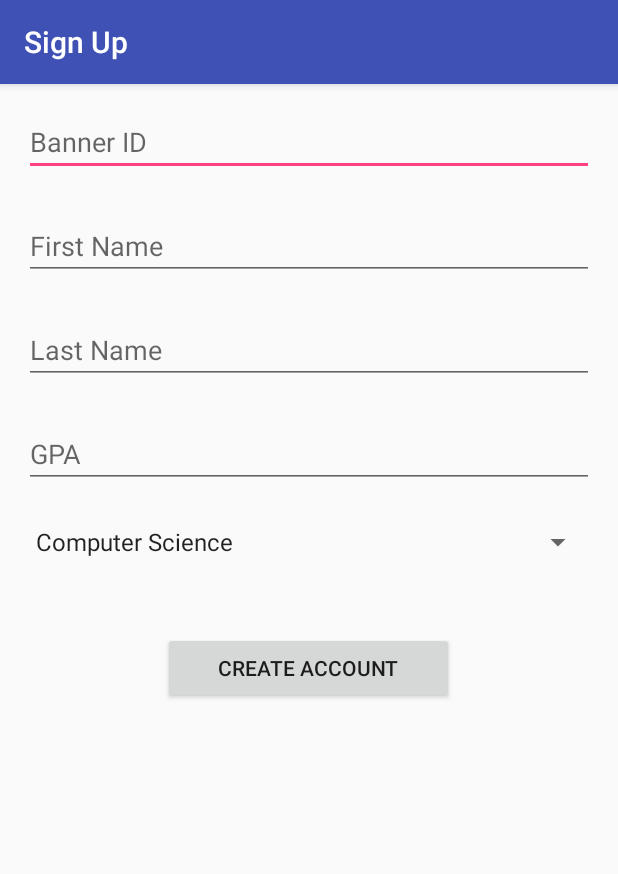
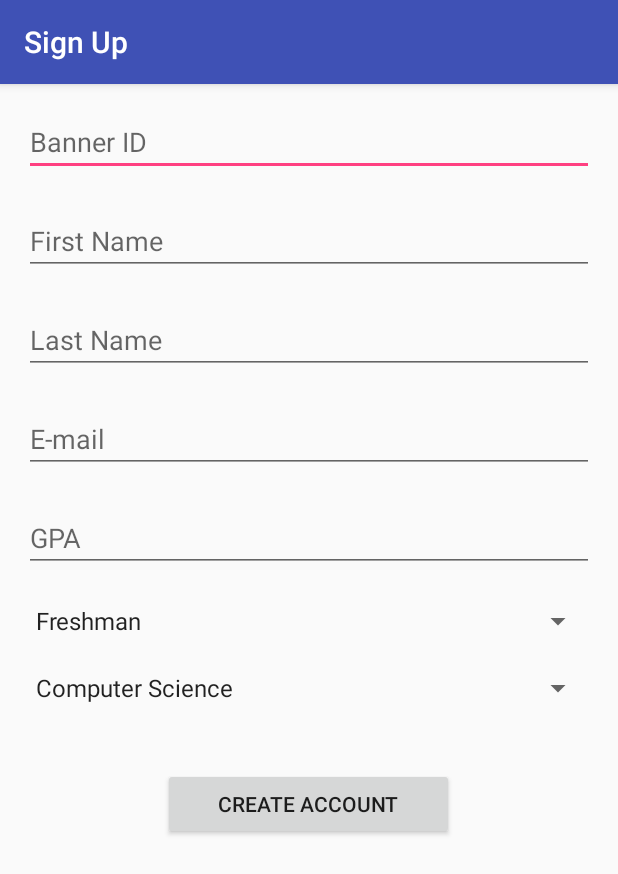
Before and after one commit to mapage2/aggiesoop, an Android app: the SignupActivity screen opened directly, with no data from a screen before it, after a tap on "CREATE ACCOUNT", on a phone screen of 412 x 824 dp. Shown: the top 874 px of the screen. Run offline under Robolectric (Android 15) with nearby library versions, the phone set to English and light mode, and no system bars; 2 statements that could not run were skipped.

Commit message:
1. Added email and classification field to signup 2. updated db helper class to push the two new fields

```diff
--- a/app/src/main/java/com/example/amasio/testapplication/DatabaseController.java
+++ b/app/src/main/java/com/example/amasio/testapplication/DatabaseController.java
@@ -16,8 +16,10 @@ public class DatabaseController extends SQLiteOpenHelper {
     public static final String COL_2 = "BANNER_ID";
     public static final String COL_3 = "FIRST_NAME";
     public static final String COL_4 = "LAST_NAME";
-    public static final String COL_5 = "GPA";
-    public static final String COL_6 = "MAJOR";
+    public static final String COL_5 = "EMAIL";
+    public static final String COL_6 = "GPA";
+    public static final String COL_7 = "CLASSIFICATION";
+    public static final String COL_8 = "MAJOR";
 
     public DatabaseController(Context context) {
         super(context, DATABASE_NAME, null, 1);
@@ -26,28 +28,31 @@ public class DatabaseController extends SQLiteOpenHelper {
 
     @Override
     public void onCreate(SQLiteDatabase db) {
-        db.execSQL("CREATE TABLE " + TABLE_NAME + "(ID INTEGER AUTOINCREMENT, BANNER_ID INTEGER PRIMARY KEY, " +
-                "FIRST_NAME TEXT, LAST_NAME TEXT, GPA DOUBLE, MAJOR TEXT);");
+        db.execSQL("CREATE TABLE " + TABLE_NAME + "(ID INTEGER PRIMARY KEY AUTOINCREMENT, BANNER_ID INTEGER, " +
+                "FIRST_NAME TEXT, LAST_NAME TEXT, EMAIL TEXT, GPA DOUBLE, CLASSIFICATION TEXT, MAJOR TEXT);");
 
     }
 
     @Override
     public void onUpgrade(SQLiteDatabase db, int oldVersion, int newVersion) {
 
+
         db.execSQL("DROP TABLE IF EXISTS "+TABLE_NAME);
         onCreate(db);
     }
 
-    public boolean insertStudent(int bannerId, String firstName, String lastName, double gpa, String major){
-
-        SQLiteDatabase db = this.getWritableDatabase();
+    public boolean insertStudent(int bannerId, String firstName, String lastName, String email,
+                                 double gpa, String classification, String major){
 
         ContentValues cv = new ContentValues();
         cv.put(COL_2, bannerId);
         cv.put(COL_3, firstName);
         cv.put(COL_4, lastName);
-        cv.put(COL_5, gpa);
-        cv.put(COL_6, major);
+        cv.put(COL_5, email);
+        cv.put(COL_6, gpa);
+        cv.put(COL_7, classification);
+        cv.put(COL_8, major);
+        SQLiteDatabase db = this.getWritableDatabase();
         long result = db.insert(TABLE_NAME, null, cv);
         db.close();
 
--- a/app/src/main/java/com/example/amasio/testapplication/SignupActivity.java
+++ b/app/src/main/java/com/example/amasio/testapplication/SignupActivity.java
@@ -21,8 +21,9 @@ public class SignupActivity extends AppCompatActivity {
     EditText bannerIdText;
     EditText firstNameText;
     EditText lastNameText;
-    //add email EditText
+    EditText emailText;
     EditText gpaText;
+    Spinner classificationSpinner;
     Spinner majorSpinner;
 
     @Override
@@ -36,18 +37,30 @@ public class SignupActivity extends AppCompatActivity {
         bannerIdText = (EditText) findViewById(R.id.bannerId);
         firstNameText = (EditText) findViewById(R.id.firstName);
         lastNameText = (EditText) findViewById(R.id.lastName);
+        emailText = (EditText) findViewById(R.id.email);
         gpaText = (EditText) findViewById(R.id.gpa);
+        classificationSpinner = (Spinner) findViewById(R.id.classification);
         majorSpinner = (Spinner) findViewById(R.id.major);
 
         // Create an ArrayAdapter using the string array and a default spinner layout
-        ArrayAdapter<CharSequence> adapter = ArrayAdapter.createFromResource(this,
+        ArrayAdapter<CharSequence> majorAdapter = ArrayAdapter.createFromResource(this,
                 R.array.college_majors, android.R.layout.simple_spinner_item);
 
         // Specify the layout to use when the list of choices appears
-        adapter.setDropDownViewResource(android.R.layout.simple_spinner_dropdown_item);
+        majorAdapter.setDropDownViewResource(android.R.layout.simple_spinner_dropdown_item);
 
         // Apply the adapter to the spinner
-        majorSpinner.setAdapter(adapter);
+        majorSpinner.setAdapter(majorAdapter);
+
+        // Create an ArrayAdapter using the string array and a default spinner layout
+        ArrayAdapter<CharSequence> classAdapter = ArrayAdapter.createFromResource(this,
+                R.array.classification, android.R.layout.simple_spinner_item);
+
+        // Specify the layout to use when the list of choices appears
+        classAdapter.setDropDownViewResource(android.R.layout.simple_spinner_dropdown_item);
+
+        // Apply the adapter to the spinner
+        classificationSpinner.setAdapter(classAdapter);
     }
 
     public void onRegisterClicked(View v){
@@ -55,10 +68,11 @@ public class SignupActivity extends AppCompatActivity {
         int banner = Integer.parseInt(bannerIdText.getText().toString());
         double gpa = Double.parseDouble(gpaText.getText().toString());
         String majorValue = majorSpinner.getSelectedItem().toString();
+        String classValue = classificationSpinner.getSelectedItem().toString();
 
         studentDb = new DatabaseController(this);
         boolean inserted = studentDb.insertStudent(banner, firstNameText.getText().toString(),
-                lastNameText.getText().toString(), gpa, majorValue);
+                lastNameText.getText().toString(), emailText.getText().toString(), gpa, classValue, majorValue);
 
         if(inserted){
             Toast.makeText(SignupActivity.this, "Data Inserted", Toast.LENGTH_LONG ).show();
@@ -68,3 +82,4 @@ public class SignupActivity extends AppCompatActivity {
     }
 
 }
+/** FIND A WAY TO INCREMENT */
--- a/app/src/main/res/layout/content_signup.xml
+++ b/app/src/main/res/layout/content_signup.xml
@@ -67,6 +67,22 @@
         <EditText
             android:layout_width="match_parent"
             android:layout_height="wrap_content"
+            android:inputType="textEmailAddress"
+            android:ems="10"
+            android:id="@+id/email"
+            android:layout_gravity="center_horizontal"
+            android:hint="E-mail" />
+
+        <android.support.v4.widget.Space
+            android:layout_width="wrap_content"
+            android:layout_height="wrap_content"
+            android:id="@+id/view6"
+            android:layout_gravity="center_horizontal"
+            android:layout_weight="0.05" />
+
+        <EditText
+            android:layout_width="match_parent"
+            android:layout_height="wrap_content"
             android:inputType="numberDecimal"
             android:ems="10"
             android:id="@+id/gpa"
@@ -76,6 +92,19 @@
             android:layout_width="wrap_content"
             android:layout_height="wrap_content"
             android:id="@+id/view3"
+            android:layout_gravity="center_horizontal"
+            android:layout_weight="0.05" />
+
+        <Spinner
+            android:layout_width="match_parent"
+            android:layout_height="wrap_content"
+            android:id="@+id/classification"
+            android:layout_gravity="center_horizontal" />
+
+        <android.support.v4.widget.Space
+            android:layout_width="wrap_content"
+            android:layout_height="wrap_content"
+            android:id="@+id/view7"
             android:layout_gravity="center_horizontal"
             android:layout_weight="0.05" />
 
--- a/app/src/main/res/values/strings.xml
+++ b/app/src/main/res/values/strings.xml
@@ -14,6 +14,13 @@
         <item>Elementary Education</item>
     </string-array>
 
+    <string-array name="classification">
+        <item>Freshman</item>
+        <item>Sophomore</item>
+        <item>Junior</item>
+        <item>Senior</item>
+    </string-array>
+
     <!-- Strings related to login -->
     <string name="prompt_email">Email</string>
     <string name="prompt_password">Password (optional)</string>
```
